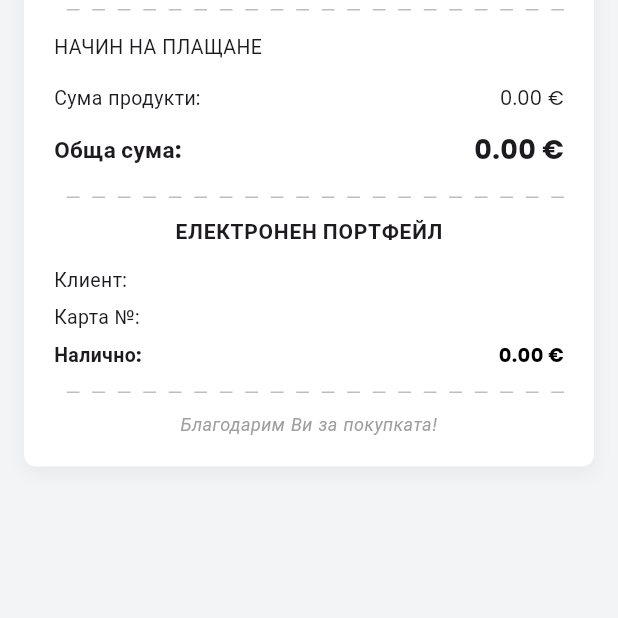
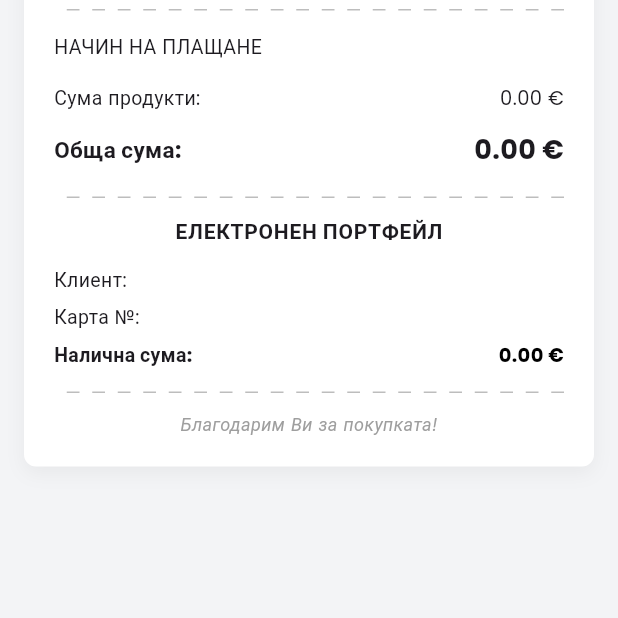
Before and after one commit to Matey1314/tirbushona_loyalty_app, a Flutter app: the ReceiptDetailsScreen screen opened directly with empty values, on a phone screen of 412 x 824 dp, the part 618-1236 px from its top. Run offline on Flutter 3.47's test engine with Material 3 defaults, Android fonts, the phone set to English and light mode, and no system bars; our stand-ins replace barcode_widget, google_fonts, image_picker, shared_preferences, supabase_flutter; missing offline and left inert: flutter_barcode_scanner; accounts and stored records are empty.

Commit message:
fix: Update Bulgarian labels for balance and bonus amounts in receipt details and home screen

```diff
--- a/lib/screens/home_screen.dart
+++ b/lib/screens/home_screen.dart
@@ -289,7 +289,7 @@ class _HomeScreenState extends State<HomeScreen>
                                   mainAxisAlignment: MainAxisAlignment.center,
                                   children: [
                                     Text(
-                                      'Натрупана сума',
+                                      'Налична сума',
                                       style: TextStyle(
                                         color: Colors.white,
                                         fontSize: 18,
--- a/lib/screens/receipt_details_screen.dart
+++ b/lib/screens/receipt_details_screen.dart
@@ -166,11 +166,11 @@ class ReceiptDetailsScreen extends StatelessWidget {
                   _buildReceiptRow('Карта №:', cardNumber),
 
                   if (usedBonus > 0)
-                    _buildReceiptRow('Използван бонус:', '-${usedBonus.toStringAsFixed(2)} €', isRed: true, isBold: true)
+                    _buildReceiptRow('Използвана сума:', '-${usedBonus.toStringAsFixed(2)} €', isRed: true, isBold: true)
                   else if (pointsEarned > 0)
-                    _buildReceiptRow('Натрупан бонус:', '+${pointsEarned.toStringAsFixed(2)} €', isGreen: true, isBold: true),
+                    _buildReceiptRow('Натрупана сума:', '+${pointsEarned.toStringAsFixed(2)} €', isGreen: true, isBold: true),
 
-                  _buildReceiptRow('Налично:', '${balanceAfterTransaction.toStringAsFixed(2)} €', isBold: true),
+                  _buildReceiptRow('Налична сума:', '${balanceAfterTransaction.toStringAsFixed(2)} €', isBold: true),
 
                   _buildDottedDivider(),
                   const Center(
```
